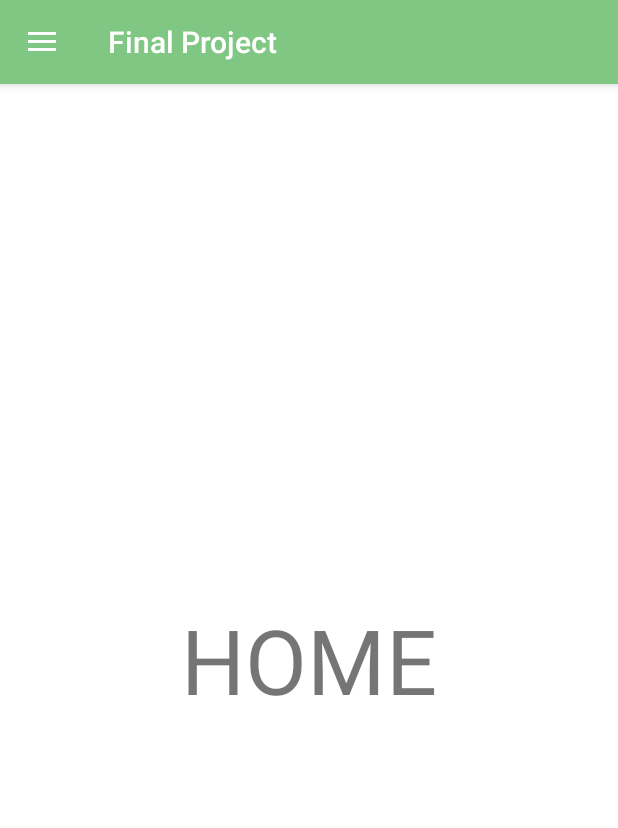
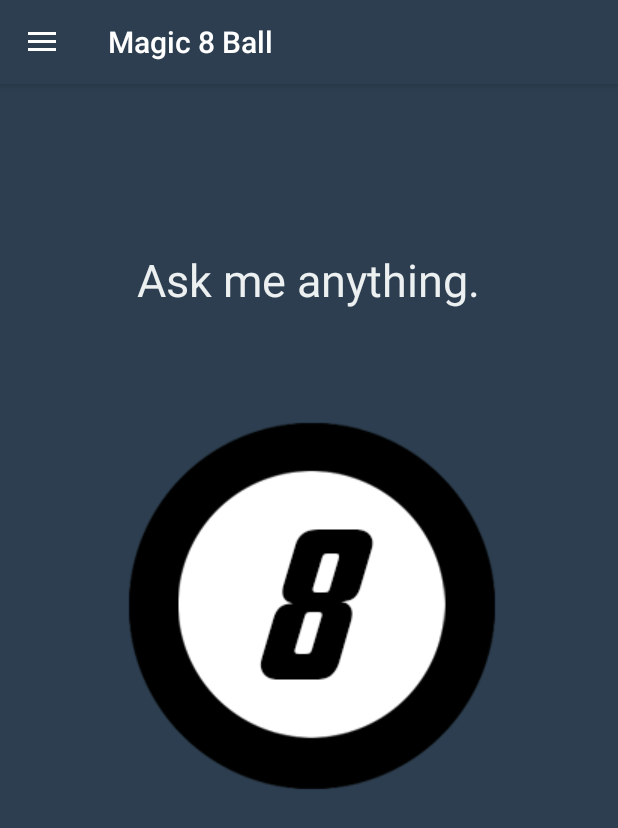
Before and after one commit to corozanity/FinalsProject, an Android app: the HomeFragment screen opened directly, with no data from a screen before it, on a phone screen of 412 x 824 dp. Shown: the top 828 px of the screen. Run offline under Robolectric (Android 15) with nearby library versions, the phone set to English and light mode, and no system bars.

Commit message:
main app created

```diff
--- a/app/src/main/java/com/example/finalproject/HomeFragment.java
+++ b/app/src/main/java/com/example/finalproject/HomeFragment.java
@@ -1,19 +1,68 @@
 package com.example.finalproject;
 
+import android.animation.AnimatorSet;
+import android.animation.ObjectAnimator;
+import android.media.MediaPlayer;
 import android.os.Bundle;
 import android.view.LayoutInflater;
 import android.view.View;
 import android.view.ViewGroup;
+import android.widget.EditText;
+import android.widget.ImageButton;
+import android.widget.TextView;
 
 import androidx.annotation.NonNull;
 import androidx.annotation.Nullable;
 import androidx.fragment.app.Fragment;
 
-public class HomeFragment extends Fragment {
+import java.util.Random;
+
+public class HomeFragment extends Fragment implements View.OnClickListener {
+
+    ImageButton logo;
+    TextView answers;
+    long animDuration = 1000;
+    MediaPlayer ball;
+    private String [] sagot = {"Syempre naman, yes!", "Oo naman noh?",
+            "Sure na sure, mars!", "Isang malaking super duper na yes!",
+            "It's a yes for me.", "Sorry pero oo.", "Big yes yan, mamshie.",
+            "Maya uli, tinatamad ako sumagot.", "IT'S A BIG NO NO.",
+            "Hindi, wag mo na ulit itanong. Hindi nga ang sagot, kulet.",
+            "Malay natin, malay ko sa'yo.", "Sabi nila pag pangit ang tanong, pangit din yung nagtatanong. Di ko alam sagot.",
+            "No. Skrrrrrrt", "Wag mo na lang alamin, masasaktan ka lang.",
+            "Kung ganyan ang mga tanong mo, magdasal ka na lang." };
 
     @Nullable
     @Override
     public View onCreateView(@NonNull LayoutInflater inflater, @Nullable ViewGroup container, @Nullable Bundle savedInstanceState) {
-        return inflater.inflate(R.layout.fragment_home, container, false);
+        View myview = inflater.inflate(R.layout.fragment_home, container, false);
+        logo = (ImageButton) myview.findViewById(R.id.logo);
+        logo.setOnClickListener(this);
+        answers = (TextView) myview.findViewById(R.id.answer);
+
+        return myview;
+    }
+
+
+    @Override
+    public void onClick(View view) {
+        ball = MediaPlayer.create(getContext(), R.raw.ballsound);
+        ball.start();
+
+        ObjectAnimator animY = ObjectAnimator.ofFloat(logo,"y", 300f);
+        animY.setDuration(animDuration);
+
+        ObjectAnimator alphaAnim = ObjectAnimator.ofFloat(logo, View.ALPHA, 1.0f, 0.0f);
+        alphaAnim.setDuration(animDuration);
+
+        ObjectAnimator rotateAnim = ObjectAnimator.ofFloat(logo, "rotation", 0f, 360f);
+        rotateAnim.setDuration(animDuration);
+
+        AnimatorSet animatorSet = new AnimatorSet();
+        animatorSet.playTogether(rotateAnim);
+        animatorSet.start();
+
+        int rand = new Random().nextInt(sagot.length);
+        answers.setText(sagot[rand]);
     }
 }
--- a/app/src/main/java/com/example/finalproject/MainActivity.java
+++ b/app/src/main/java/com/example/finalproject/MainActivity.java
@@ -120,7 +120,8 @@ public class MainActivity extends AppCompatActivity {
             public void onClick(View v) {
                 Intent intent = new Intent(MainActivity.this, Register.class);
                 startActivity(intent);
-                overridePendingTransition(R.anim.fade_in, R.anim.fade_out);
+                overridePendingTransition(R.anim.right_in, R.anim.left_out);
+
             }
         });
 
--- a/app/src/main/res/drawable/buttons.xml
+++ b/app/src/main/res/drawable/buttons.xml
@@ -4,7 +4,7 @@
         android:radius="40dp"
         />
     <solid
-        android:color="#00BD19"
+        android:color="#ecf0f1"
         />
 
 </shape>
--- a/app/src/main/res/layout/fragment_home.xml
+++ b/app/src/main/res/layout/fragment_home.xml
@@ -1,14 +1,37 @@
 <?xml version="1.0" encoding="utf-8"?>
-<RelativeLayout xmlns:android="http://schemas.android.com/apk/res/android"
+<LinearLayout xmlns:android="http://schemas.android.com/apk/res/android"
     android:layout_width="match_parent"
     android:layout_height="match_parent"
-    android:background="@color/white">
+    android:background="@color/bg"
+    android:orientation="vertical"
+    android:gravity="center_horizontal">
 
     <TextView
+        android:id="@+id/ask"
+        android:layout_marginTop="110dp"
         android:layout_width="wrap_content"
         android:layout_height="wrap_content"
-        android:text="HOME"
-        android:textSize="60sp"
-        android:layout_centerInParent="true"/>
+        android:text="@string/ask"
+        android:textSize="30sp"
+        android:textColor="@color/butons"/>
 
-</RelativeLayout>
+
+    <ImageButton
+        android:id="@+id/logo"
+        android:layout_width="300dp"
+        android:layout_height="250dp"
+        android:layout_marginTop="70dp"
+        android:src="@drawable/mainlogo"
+        />
+
+    <TextView
+        android:id="@+id/answer"
+        android:layout_width="wrap_content"
+        android:layout_height="wrap_content"
+        android:layout_marginTop="70dp"
+        android:textSize="30sp"
+        android:textColor="@color/butons"
+        android:gravity="center"
+        />
+
+</LinearLayout>
--- a/app/src/main/res/values/colors.xml
+++ b/app/src/main/res/values/colors.xml
@@ -5,5 +5,7 @@
     <color name="colorAccent">#D81B60</color>
     <color name="black">#000000</color>
     <color name="white">#FFFFFF</color>
-    <color name="bg">#81C784</color>
+    <color name="bg">#2c3e50</color>
+    <color name="butons">#ecf0f1</color>
+    <color name="icon">#95afc0</color>
 </resources>
--- a/app/src/main/res/values/strings.xml
+++ b/app/src/main/res/values/strings.xml
@@ -1,5 +1,5 @@
 <resources>
-    <string name="app_name">Final Project</string>
+    <string name="app_name">Magic 8 Ball</string>
     //Dialog
     <string name="d_title">Confirmation</string>
     //Login Page
@@ -12,6 +12,7 @@
     <string name="retype_passhint">Re-type Password</string>
     <string name="submit">CREATE</string>
     <string name="del">DELETE</string>
+    <string name="signin">Already signed up? Sign in</string>
     <string name="required">This is a required field.</string>
     <string name="r_success">You are now registered.</string>
     <string name="r_error">Registration error.</string>
@@ -34,4 +35,16 @@
     <string name="menu_tools">Tools</string>
     <string name="menu_share">Share</string>
     <string name="menu_send">Send</string>
+
+    <string name="sdialogmessage">Are you sure you want to sign out?</string>
+    <string name="sdialogtitle">Exit</string>
+    <string name="signout">Signed out successfully</string>
+    <string name="leave">Leave</string>
+    <string name="stay">Stay</string>
+    <string name="yes">Yes</string>
+    <string name="no">No</string>
+    <string name="confirmation">Confirmation</string>
+    <string name="rdialogmessage">Are you sure you want to create this account?</string>
+    <string name="ask">Ask me anything.</string>
+
 </resources>
```
Also changed, not shown: app/src/main/java/com/example/finalproject/MainMenu.java (+44 -3 lines), app/src/main/java/com/example/finalproject/Register.java (+18 -6 lines), app/src/main/res/layout/activity_main.xml (+8 -6 lines), app/src/main/res/layout/homescreen.xml (+5 -4 lines), app/src/main/res/layout/registration.xml (+22 -6 lines), app/src/main/res/drawable-v24/logicon.png (added), app/src/main/res/drawable-v24/logo.png, app/src/main/res/drawable-v24/mainlogo.png (added), app/src/main/res/drawable-v24/registericon.png (added), 2 other files.
